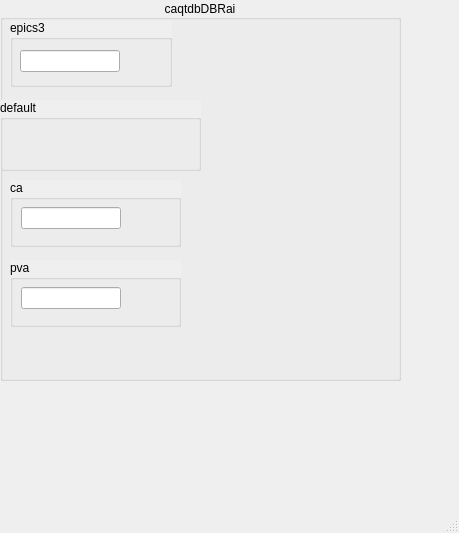
Old version of the form caqtdm/caqtdmDBRai.ui in the repository mrkraimer/caqtdmtest.
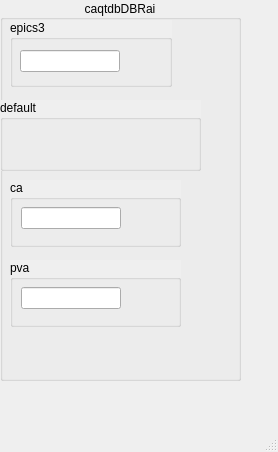
New version of the form. Custom widgets are drawn as their Qt base class.

Patch:
```diff
--- a/caqtdm/caqtdmDBRai.ui
+++ b/caqtdm/caqtdmDBRai.ui
@@ -6,8 +6,8 @@
    <rect>
     <x>0</x>
     <y>0</y>
-    <width>459</width>
-    <height>533</height>
+    <width>278</width>
+    <height>452</height>
    </rect>
   </property>
   <property name="windowTitle">
@@ -19,7 +19,7 @@
      <rect>
       <x>0</x>
       <y>0</y>
-      <width>401</width>
+      <width>241</width>
       <height>381</height>
      </rect>
     </property>
```
Left out of the diff: 8 changed lines with no effect on the pictures.
